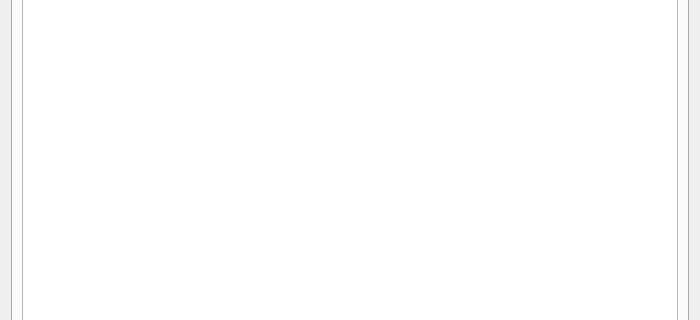
Before: the Qt Designer form sources/ui/aboutqetdialog.ui in elevatormind/qelectrotech-source-mirror, drawn with Qt 5; both pictures show x 0 to 700 and y 95 to 415 of the 700 by 500 pixel window.
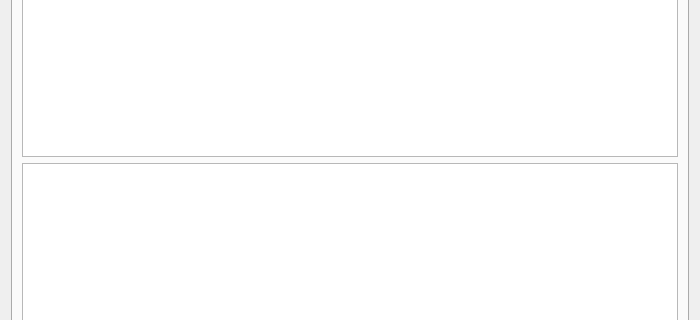
After: the same form once the commit is applied. The open tabs and pages were chosen to show the change.

Commit message: Added osifont and font license updates   - osifont added   - license notices for fonts   - license notice added to about dialog

The edit to the form file:
```diff
--- a/sources/ui/aboutqetdialog.ui
+++ b/sources/ui/aboutqetdialog.ui
@@ -533,7 +533,21 @@
         <widget class="QComboBox" name="m_add_licenses_comboBox"/>
        </item>
        <item>
-        <widget class="QTextEdit" name="m_add_licenses_textEdit"/>
+        <widget class="QTextEdit" name="m_add_licenses_notice_textEdit">
+         <property name="documentTitle">
+          <string/>
+         </property>
+        </widget>
+       </item>
+       <item>
+        <widget class="QTextEdit" name="m_add_licenses_license_textEdit">
+         <property name="sizePolicy">
+          <sizepolicy hsizetype="Expanding" vsizetype="MinimumExpanding">
+           <horstretch>0</horstretch>
+           <verstretch>0</verstretch>
+          </sizepolicy>
+         </property>
+        </widget>
        </item>
       </layout>
      </widget>
```
The commit also changes 10 other files.
